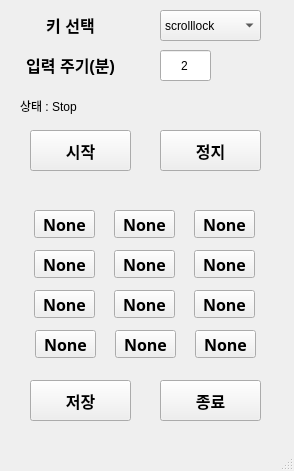
Qt form Python/AutoKey.ui (kwon0516/Personal) before a commit.
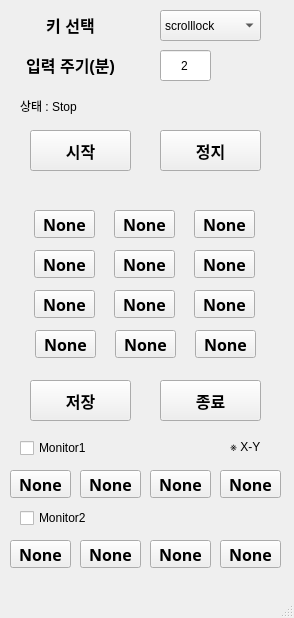
The same form after that commit.

Commit message: 1. 좌표 캘리브레이션 프리퍼런스까지 완료 2. 좌표 캘리브레이션 코드 추가해야 함 3. UI 다듬어야 함

```diff
--- a/Python/AutoKey.ui
+++ b/Python/AutoKey.ui
@@ -7,7 +7,7 @@
     <x>0</x>
     <y>0</y>
     <width>294</width>
-    <height>471</height>
+    <height>618</height>
    </rect>
   </property>
   <property name="windowTitle">
@@ -430,6 +430,213 @@
      <string>저장</string>
     </property>
    </widget>
+   <widget class="QPushButton" name="pushButton_Calibration_LeftTop_1">
+    <property name="geometry">
+     <rect>
+      <x>10</x>
+      <y>470</y>
+      <width>61</width>
+      <height>28</height>
+     </rect>
+    </property>
+    <property name="font">
+     <font>
+      <family>Agency FB</family>
+      <pointsize>12</pointsize>
+      <weight>75</weight>
+      <bold>true</bold>
+     </font>
+    </property>
+    <property name="text">
+     <string>None</string>
+    </property>
+   </widget>
+   <widget class="QPushButton" name="pushButton_Calibration_RightTop_1">
+    <property name="geometry">
+     <rect>
+      <x>80</x>
+      <y>470</y>
+      <width>61</width>
+      <height>28</height>
+     </rect>
+    </property>
+    <property name="font">
+     <font>
+      <family>Agency FB</family>
+      <pointsize>12</pointsize>
+      <weight>75</weight>
+      <bold>true</bold>
+     </font>
+    </property>
+    <property name="text">
+     <string>None</string>
+    </property>
+   </widget>
+   <widget class="QPushButton" name="pushButton_Calibration_LeftBottom_1">
+    <property name="geometry">
+     <rect>
+      <x>150</x>
+      <y>470</y>
+      <width>61</width>
+      <height>28</height>
+     </rect>
+    </property>
+    <property name="font">
+     <font>
+      <family>Agency FB</family>
+      <pointsize>12</pointsize>
+      <weight>75</weight>
+      <bold>true</bold>
+     </font>
+    </property>
+    <property name="text">
+     <string>None</string>
+    </property>
+   </widget>
+   <widget class="QPushButton" name="pushButton_Calibration_RightBottom_1">
+    <property name="geometry">
+     <rect>
+      <x>220</x>
+      <y>470</y>
+      <width>61</width>
+      <height>28</height>
+     </rect>
+    </property>
+    <property name="font">
+     <font>
+      <family>Agency FB</family>
+      <pointsize>12</pointsize>
+      <weight>75</weight>
+      <bold>true</bold>
+     </font>
+    </property>
+    <property name="text">
+     <string>None</string>
+    </property>
+   </widget>
+   <widget class="QCheckBox" name="checkBox_Monitor_1">
+    <property name="geometry">
+     <rect>
+      <x>20</x>
+      <y>440</y>
+      <width>81</width>
+      <height>16</height>
+     </rect>
+    </property>
+    <property name="text">
+     <string>Monitor1</string>
+    </property>
+   </widget>
+   <widget class="QPushButton" name="pushButton_Calibration_LeftTop_2">
+    <property name="geometry">
+     <rect>
+      <x>10</x>
+      <y>540</y>
+      <width>61</width>
+      <height>28</height>
+     </rect>
+    </property>
+    <property name="font">
+     <font>
+      <family>Agency FB</family>
+      <pointsize>12</pointsize>
+      <weight>75</weight>
+      <bold>true</bold>
+     </font>
+    </property>
+    <property name="text">
+     <string>None</string>
+    </property>
+   </widget>
+   <widget class="QCheckBox" name="checkBox_Monitor_2">
+    <property name="geometry">
+     <rect>
+      <x>20</x>
+      <y>510</y>
+      <width>81</width>
+      <height>16</height>
+     </rect>
+    </property>
+    <property name="text">
+     <string>Monitor2</string>
+    </property>
+   </widget>
+   <widget class="QPushButton" name="pushButton_Calibration_RightTop_2">
+    <property name="geometry">
+     <rect>
+      <x>80</x>
+      <y>540</y>
+      <width>61</width>
+      <height>28</height>
+     </rect>
+    </property>
+    <property name="font">
+     <font>
+      <family>Agency FB</family>
+      <pointsize>12</pointsize>
+      <weight>75</weight>
+      <bold>true</bold>
+     </font>
+    </property>
+    <property name="text">
+     <string>None</string>
+    </property>
+   </widget>
+   <widget class="QPushButton" name="pushButton_Calibration_RightBottom_2">
+    <property name="geometry">
+     <rect>
+      <x>220</x>
+      <y>540</y>
+      <width>61</width>
+      <height>28</height>
+     </rect>
+    </property>
+    <property name="font">
+     <font>
+      <family>Agency FB</family>
+      <pointsize>12</pointsize>
+      <weight>75</weight>
+      <bold>true</bold>
+     </font>
+    </property>
+    <property name="text">
+     <string>None</string>
+    </property>
+   </widget>
+   <widget class="QPushButton" name="pushButton_Calibration_LeftBottom_2">
+    <property name="geometry">
+     <rect>
+      <x>150</x>
+      <y>540</y>
+      <width>61</width>
+      <height>28</height>
+     </rect>
+    </property>
+    <property name="font">
+     <font>
+      <family>Agency FB</family>
+      <pointsize>12</pointsize>
+      <weight>75</weight>
+      <bold>true</bold>
+     </font>
+    </property>
+    <property name="text">
+     <string>None</string>
+    </property>
+   </widget>
+   <widget class="QLabel" name="label_Calibration_Notice">
+    <property name="geometry">
+     <rect>
+      <x>230</x>
+      <y>430</y>
+      <width>41</width>
+      <height>31</height>
+     </rect>
+    </property>
+    <property name="text">
+     <string>※ X-Y</string>
+    </property>
+   </widget>
   </widget>
   <widget class="QMenuBar" name="menubar">
    <property name="geometry">
```
The commit also changes 1 other file.
